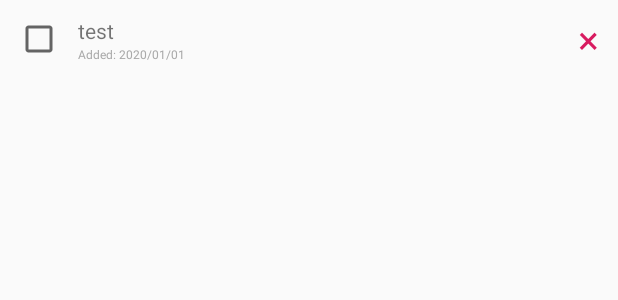
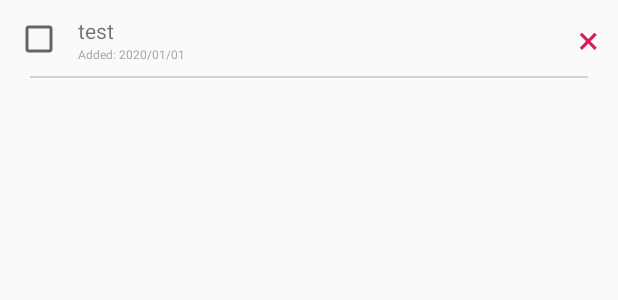
Before and after one commit to yu-kutsuna/todoapp, an Android app: the layout todo_row_item.xml on its own in the app's theme, with its tools: preview values and no code run, on a phone screen of 412 x 824 dp. Shown: the top 300 px of the screen. Run offline under Robolectric (Android 15) with nearby library versions, the phone set to English and light mode, and no system bars.

Commit message:
fix: レイアウト修正

```diff
--- a/app/src/main/res/layout/todo_row_item.xml
+++ b/app/src/main/res/layout/todo_row_item.xml
@@ -28,13 +28,17 @@
             android:visibility="@{viewModel.item.todo.isCompleted()? View.INVISIBLE : View.VISIBLE, default=gone}"
             app:layout_constraintBottom_toBottomOf="parent"
             app:layout_constraintStart_toStartOf="parent"
-            app:layout_constraintTop_toTopOf="parent" />
+            app:layout_constraintTop_toTopOf="parent"
+            tools:visibility="visible"/>
 
         <androidx.constraintlayout.widget.ConstraintLayout
             android:id="@+id/text_area"
             android:layout_width="0dp"
             android:layout_height="0dp"
-            android:layout_margin="10dp"
+            android:layout_marginStart="10dp"
+            android:layout_marginEnd="10dp"
+            android:paddingTop="10dp"
+            android:paddingBottom="10dp"
             android:onClick="@{viewModel::clickCheck}"
             android:clickable="@{viewModel.item.todo.isCompleted()? false : true}"
             app:layout_constraintBottom_toBottomOf="parent"
@@ -83,6 +87,16 @@
             app:layout_constraintEnd_toEndOf="parent"
             app:layout_constraintTop_toTopOf="parent" />
 
+        <View
+            android:layout_width="0dp"
+            android:layout_height="1dp"
+            android:background="@color/gray"
+            android:layout_marginStart="20dp"
+            android:layout_marginEnd="20dp"
+            app:layout_constraintStart_toStartOf="parent"
+            app:layout_constraintEnd_toEndOf="parent"
+            app:layout_constraintBottom_toBottomOf="parent"/>
+
     </androidx.constraintlayout.widget.ConstraintLayout>
 
 </layout>
```
